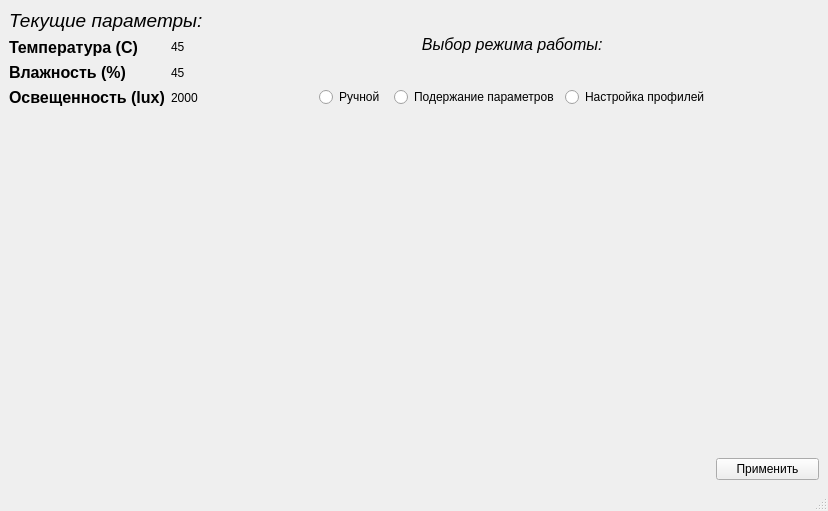
First picture: the form in desktop_app/mainwindow.ui, repository LehicPokic/Diplom_IVT02_Deribo, before the edit.
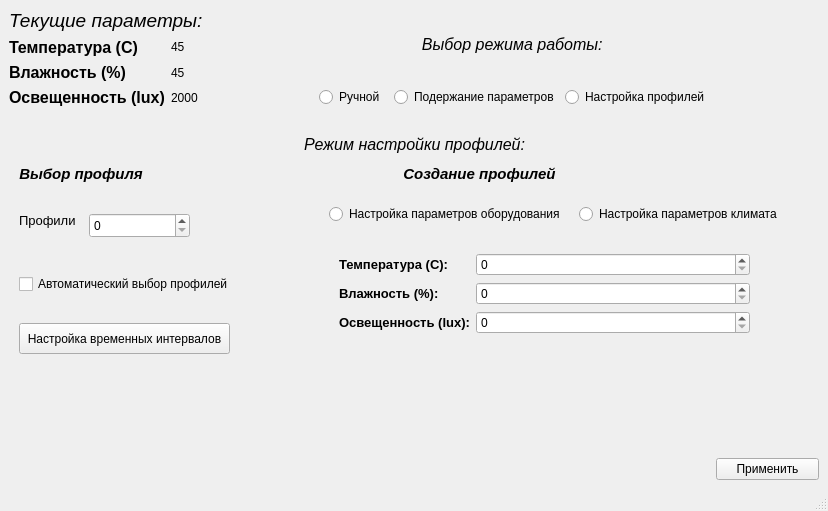
Second picture: the form after the edit. The open tabs and pages were chosen to show the change.

```diff
--- a/desktop_app/mainwindow.ui
+++ b/desktop_app/mainwindow.ui
@@ -374,7 +374,281 @@
         </property>
        </widget>
       </widget>
-      <widget class="QWidget" name="page_2"/>
+      <widget class="QWidget" name="page_2">
+       <widget class="QWidget" name="layoutWidget_2">
+        <property name="geometry">
+         <rect>
+          <x>10</x>
+          <y>20</y>
+          <width>791</width>
+          <height>24</height>
+         </rect>
+        </property>
+        <layout class="QHBoxLayout" name="horizontalLayout_4">
+         <item>
+          <spacer name="horizontalSpacer_8">
+           <property name="orientation">
+            <enum>Qt::Horizontal</enum>
+           </property>
+           <property name="sizeHint" stdset="0">
+            <size>
+             <width>198</width>
+             <height>20</height>
+            </size>
+           </property>
+          </spacer>
+         </item>
+         <item>
+          <widget class="QLabel" name="label_14">
+           <property name="text">
+            <string>&lt;html&gt;&lt;head/&gt;&lt;body&gt;&lt;p align=&quot;center&quot;&gt;&lt;span style=&quot; font-size:12pt; font-style:italic;&quot;&gt;Режим настройки профилей:&lt;/span&gt;&lt;/p&gt;&lt;/body&gt;&lt;/html&gt;</string>
+           </property>
+          </widget>
+         </item>
+         <item>
+          <spacer name="horizontalSpacer_9">
+           <property name="orientation">
+            <enum>Qt::Horizontal</enum>
+           </property>
+           <property name="sizeHint" stdset="0">
+            <size>
+             <width>188</width>
+             <height>20</height>
+            </size>
+           </property>
+          </spacer>
+         </item>
+        </layout>
+       </widget>
+       <widget class="QLabel" name="label_18">
+        <property name="geometry">
+         <rect>
+          <x>10</x>
+          <y>100</y>
+          <width>61</width>
+          <height>16</height>
+         </rect>
+        </property>
+        <property name="text">
+         <string>&lt;html&gt;&lt;head/&gt;&lt;body&gt;&lt;p&gt;&lt;span style=&quot; font-size:10pt;&quot;&gt;Профили&lt;/span&gt;&lt;/p&gt;&lt;/body&gt;&lt;/html&gt;</string>
+        </property>
+       </widget>
+       <widget class="QSpinBox" name="spinBox_4">
+        <property name="geometry">
+         <rect>
+          <x>80</x>
+          <y>100</y>
+          <width>101</width>
+          <height>25</height>
+         </rect>
+        </property>
+       </widget>
+       <widget class="QCheckBox" name="checkBox">
+        <property name="geometry">
+         <rect>
+          <x>10</x>
+          <y>160</y>
+          <width>211</width>
+          <height>22</height>
+         </rect>
+        </property>
+        <property name="text">
+         <string>Автоматический выбор профилей</string>
+        </property>
+       </widget>
+       <widget class="QPushButton" name="pushButton_2">
+        <property name="geometry">
+         <rect>
+          <x>10</x>
+          <y>210</y>
+          <width>211</width>
+          <height>31</height>
+         </rect>
+        </property>
+        <property name="text">
+         <string>Настройка временных интервалов</string>
+        </property>
+       </widget>
+       <widget class="QRadioButton" name="radioButton_4">
+        <property name="geometry">
+         <rect>
+          <x>320</x>
+          <y>90</y>
+          <width>241</width>
+          <height>22</height>
+         </rect>
+        </property>
+        <property name="text">
+         <string>Настройка параметров оборудования</string>
+        </property>
+       </widget>
+       <widget class="QRadioButton" name="radioButton_5">
+        <property name="geometry">
+         <rect>
+          <x>570</x>
+          <y>90</y>
+          <width>221</width>
+          <height>22</height>
+         </rect>
+        </property>
+        <property name="text">
+         <string>Настройка параметров климата</string>
+        </property>
+       </widget>
+       <widget class="QStackedWidget" name="stackedWidget_2">
+        <property name="geometry">
+         <rect>
+          <x>320</x>
+          <y>120</y>
+          <width>441</width>
+          <height>161</height>
+         </rect>
+        </property>
+        <property name="currentIndex">
+         <number>1</number>
+        </property>
+        <widget class="QWidget" name="page">
+         <widget class="QWidget" name="formLayoutWidget_3">
+          <property name="geometry">
+           <rect>
+            <x>50</x>
+            <y>30</y>
+            <width>351</width>
+            <height>91</height>
+           </rect>
+          </property>
+          <layout class="QFormLayout" name="formLayout_5">
+           <item row="0" column="0">
+            <widget class="QLabel" name="label_19">
+             <property name="text">
+              <string>&lt;html&gt;&lt;head/&gt;&lt;body&gt;&lt;p&gt;&lt;span style=&quot; font-size:10pt; font-weight:700;&quot;&gt;Скорость вентилятора (%)&lt;/span&gt;&lt;/p&gt;&lt;/body&gt;&lt;/html&gt;</string>
+             </property>
+            </widget>
+           </item>
+           <item row="0" column="1">
+            <widget class="QLineEdit" name="lineEdit_4"/>
+           </item>
+           <item row="1" column="0">
+            <widget class="QLabel" name="label_20">
+             <property name="text">
+              <string>&lt;html&gt;&lt;head/&gt;&lt;body&gt;&lt;p&gt;&lt;span style=&quot; font-size:10pt; font-weight:700;&quot;&gt;Температура обогревателя (С)&lt;/span&gt;&lt;/p&gt;&lt;/body&gt;&lt;/html&gt;</string>
+             </property>
+            </widget>
+           </item>
+           <item row="1" column="1">
+            <widget class="QLineEdit" name="lineEdit_5"/>
+           </item>
+           <item row="2" column="0">
+            <widget class="QLabel" name="label_21">
+             <property name="text">
+              <string>&lt;html&gt;&lt;head/&gt;&lt;body&gt;&lt;p&gt;&lt;span style=&quot; font-size:10pt; font-weight:700;&quot;&gt;Яркость света (%)&lt;/span&gt;&lt;/p&gt;&lt;/body&gt;&lt;/html&gt;</string>
+             </property>
+            </widget>
+           </item>
+           <item row="2" column="1">
+            <widget class="QLineEdit" name="lineEdit_6"/>
+           </item>
+          </layout>
+         </widget>
+        </widget>
+        <widget class="QWidget" name="page_4">
+         <widget class="QWidget" name="formLayoutWidget_4">
+          <property name="geometry">
+           <rect>
+            <x>10</x>
+            <y>20</y>
+            <width>411</width>
+            <height>111</height>
+           </rect>
+          </property>
+          <layout class="QFormLayout" name="formLayout_6">
+           <item row="0" column="0">
+            <widget class="QLabel" name="label_22">
+             <property name="text">
+              <string>&lt;html&gt;&lt;head/&gt;&lt;body&gt;&lt;p&gt;&lt;span style=&quot; font-size:10pt; font-weight:700;&quot;&gt;Температура (С):&lt;/span&gt;&lt;/p&gt;&lt;/body&gt;&lt;/html&gt;</string>
+             </property>
+            </widget>
+           </item>
+           <item row="0" column="1">
+            <widget class="QSpinBox" name="spinBox_5"/>
+           </item>
+           <item row="1" column="0">
+            <widget class="QLabel" name="label_23">
+             <property name="text">
+              <string>&lt;html&gt;&lt;head/&gt;&lt;body&gt;&lt;p&gt;&lt;span style=&quot; font-size:10pt; font-weight:700;&quot;&gt;Влажность (%):&lt;/span&gt;&lt;/p&gt;&lt;/body&gt;&lt;/html&gt;</string>
+             </property>
+            </widget>
+           </item>
+           <item row="1" column="1">
+            <widget class="QSpinBox" name="spinBox_6"/>
+           </item>
+           <item row="2" column="0">
+            <widget class="QLabel" name="label_24">
+             <property name="text">
+              <string>&lt;html&gt;&lt;head/&gt;&lt;body&gt;&lt;p&gt;&lt;span style=&quot; font-size:10pt; font-weight:700;&quot;&gt;Освещенность (lux):&lt;/span&gt;&lt;/p&gt;&lt;/body&gt;&lt;/html&gt;</string>
+             </property>
+            </widget>
+           </item>
+           <item row="2" column="1">
+            <widget class="QSpinBox" name="spinBox_7"/>
+           </item>
+          </layout>
+         </widget>
+        </widget>
+       </widget>
+       <widget class="QWidget" name="">
+        <property name="geometry">
+         <rect>
+          <x>10</x>
+          <y>50</y>
+          <width>791</width>
+          <height>22</height>
+         </rect>
+        </property>
+        <layout class="QHBoxLayout" name="horizontalLayout_5">
+         <item>
+          <widget class="QLabel" name="label_17">
+           <property name="text">
+            <string>&lt;html&gt;&lt;head/&gt;&lt;body&gt;&lt;p align=&quot;center&quot;&gt;&lt;span style=&quot; font-size:11pt; font-weight:700; font-style:italic;&quot;&gt;Выбор профиля&lt;/span&gt;&lt;/p&gt;&lt;/body&gt;&lt;/html&gt;</string>
+           </property>
+          </widget>
+         </item>
+         <item>
+          <spacer name="horizontalSpacer_10">
+           <property name="orientation">
+            <enum>Qt::Horizontal</enum>
+           </property>
+           <property name="sizeHint" stdset="0">
+            <size>
+             <width>40</width>
+             <height>20</height>
+            </size>
+           </property>
+          </spacer>
+         </item>
+         <item>
+          <widget class="QLabel" name="label_16">
+           <property name="text">
+            <string>&lt;html&gt;&lt;head/&gt;&lt;body&gt;&lt;p align=&quot;center&quot;&gt;&lt;span style=&quot; font-size:11pt; font-weight:700; font-style:italic;&quot;&gt;Создание профилей&lt;/span&gt;&lt;/p&gt;&lt;/body&gt;&lt;/html&gt;</string>
+           </property>
+          </widget>
+         </item>
+         <item>
+          <spacer name="horizontalSpacer_12">
+           <property name="orientation">
+            <enum>Qt::Horizontal</enum>
+           </property>
+           <property name="sizeHint" stdset="0">
+            <size>
+             <width>40</width>
+             <height>20</height>
+            </size>
+           </property>
+          </spacer>
+         </item>
+        </layout>
+       </widget>
+      </widget>
      </widget>
     </item>
    </layout>
```
Left out of the diff: 16 changed lines with no effect on the pictures.
